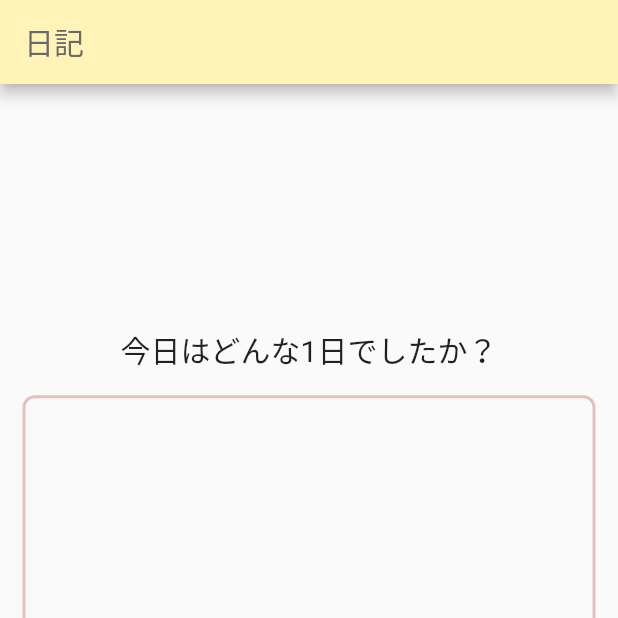
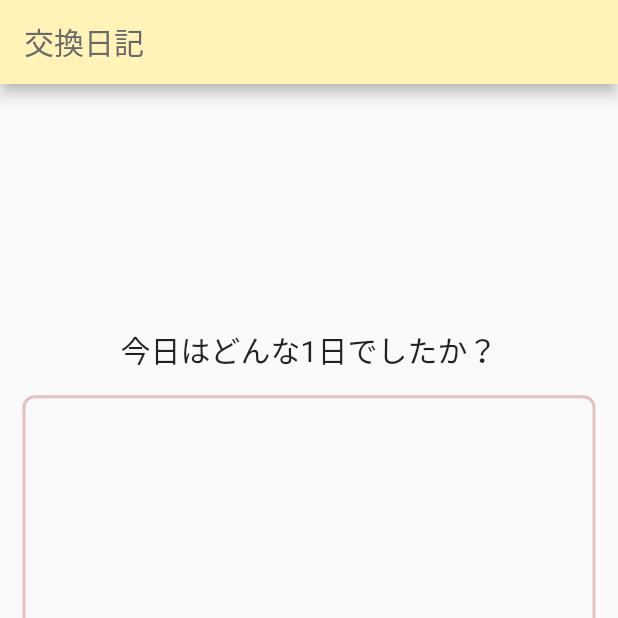
Before and after one commit to haruharu9000/haruaki, a Flutter app: the screen it shows after launch, on a phone screen of 412 x 824 dp, the top half of it. Run offline on Flutter 3.47's test engine with Material 2 defaults, Android fonts, the phone set to English and light mode, and no system bars; our stand-ins replace cloud_firestore, firebase_core; accounts and stored records are empty.

```diff
--- a/lib/main.dart
+++ b/lib/main.dart
@@ -35,7 +35,7 @@ class _MyHomePageState extends State<MyHomePage> {
     return Scaffold(
       appBar: AppBar(
         title: Text(
-          "日記",
+          "交換日記",
           style: TextStyle(
             color: HexColor('#696969'),
           ),
```
Also changed, not shown: 3 other files.
